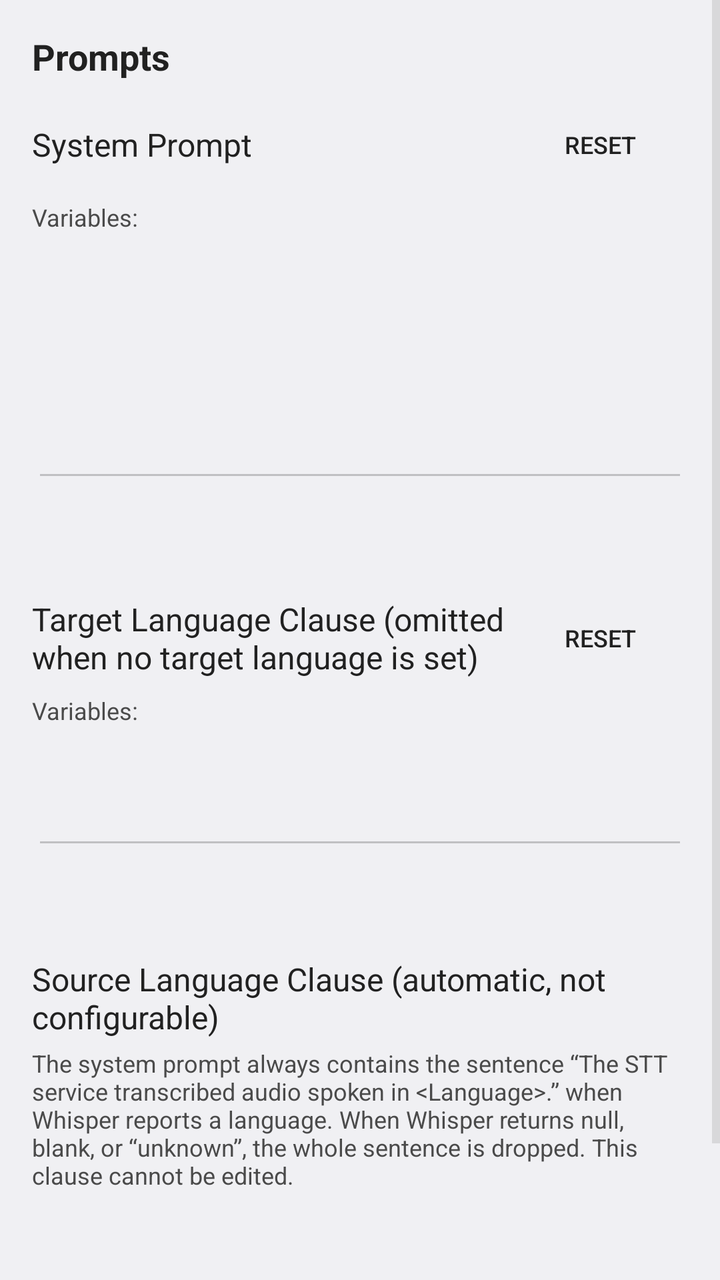
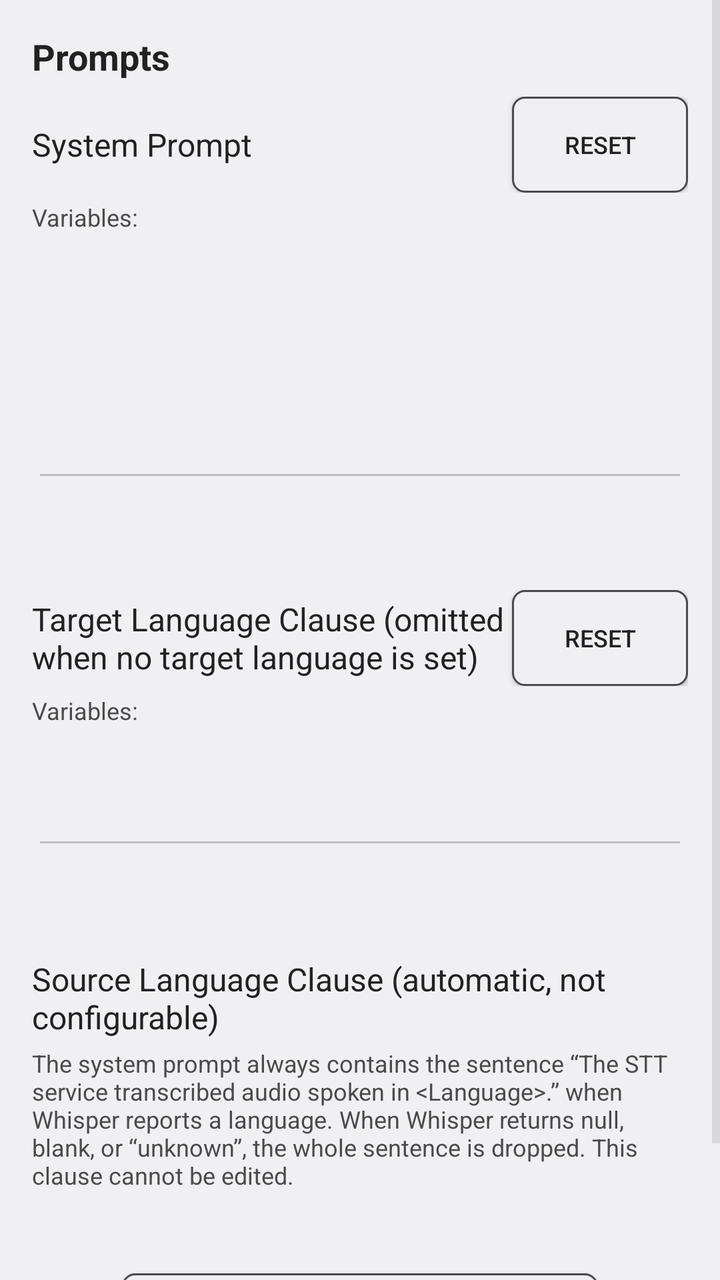

Compare the two renders of this Android layout. The source of the first and the diff that turns it into the second are given below.
<!-- AndroidManifest.xml: activity theme Theme.PolishedRecognition.Plain -->
<!-- res/layout/activity_prompts.xml -->
<?xml version="1.0" encoding="utf-8"?>
<ScrollView xmlns:android="http://schemas.android.com/apk/res/android"
    android:layout_width="match_parent"
    android:layout_height="match_parent"
    android:fillViewport="true">

    <LinearLayout
        android:layout_width="match_parent"
        android:layout_height="wrap_content"
        android:orientation="vertical"
        android:padding="16dp">

        <TextView
            android:layout_width="match_parent"
            android:layout_height="wrap_content"
            android:text="@string/prompts_section"
            android:textSize="18sp"
            android:textStyle="bold"
            android:textColor="?android:attr/textColorPrimary"
            android:layout_marginBottom="8dp" />

        
        <LinearLayout
            android:layout_width="match_parent"
            android:layout_height="wrap_content"
            android:orientation="horizontal"
            android:gravity="center_vertical"
            android:layout_marginBottom="4dp">
            <TextView
                android:id="@+id/system_prompt_label"
                android:layout_width="0dp"
                android:layout_height="wrap_content"
                android:layout_weight="1"
                android:labelFor="@+id/system_prompt"
                android:text="@string/system_prompt"
                android:textSize="16sp"
                android:textColor="?android:attr/textColorPrimary" />
            <Button
                android:id="@+id/reset_system_prompt"
                android:layout_width="wrap_content"
                android:layout_height="wrap_content"
                android:text="@string/reset_prompt"
                style="@android:style/Widget.DeviceDefault.Button.Borderless"
                android:textSize="12sp" />
        </LinearLayout>

        <TextView
            android:layout_width="match_parent"
            android:layout_height="wrap_content"
            android:text="@string/prompt_variables"
            android:textSize="12sp"
            android:textColor="?android:attr/textColorSecondary"
            android:layout_marginBottom="4dp" />

        <EditText
            android:id="@+id/system_prompt"
            android:layout_width="match_parent"
            android:layout_height="wrap_content"
            android:inputType="textMultiLine"
            android:importantForAutofill="no"
            android:minLines="5"
            android:gravity="top"
            android:layout_marginBottom="16dp" />

        <View style="@style/SettingsDivider" />

        
        <LinearLayout
            android:layout_width="match_parent"
            android:layout_height="wrap_content"
            android:orientation="horizontal"
            android:gravity="center_vertical"
            android:layout_marginBottom="4dp">
            <TextView
                android:id="@+id/target_language_clause_label"
                android:layout_width="0dp"
                android:layout_height="wrap_content"
                android:layout_weight="1"
                android:labelFor="@+id/target_language_clause"
                android:text="@string/target_language_clause"
                android:textSize="16sp"
                android:textColor="?android:attr/textColorPrimary" />
            <Button
                android:id="@+id/reset_target_language_clause"
                android:layout_width="wrap_content"
                android:layout_height="wrap_content"
                android:text="@string/reset_prompt"
                style="@android:style/Widget.DeviceDefault.Button.Borderless"
                android:textSize="12sp" />
        </LinearLayout>

        <TextView
            android:layout_width="match_parent"
            android:layout_height="wrap_content"
            android:text="@string/prompt_variables"
            android:textSize="12sp"
            android:textColor="?android:attr/textColorSecondary"
            android:layout_marginBottom="4dp" />

        <EditText
            android:id="@+id/target_language_clause"
            android:layout_width="match_parent"
            android:layout_height="wrap_content"
            android:inputType="textMultiLine"
            android:importantForAutofill="no"
            android:minLines="2"
            android:gravity="top"
            android:layout_marginBottom="16dp" />

        <View style="@style/SettingsDivider" />

        
        <TextView
            android:layout_width="match_parent"
            android:layout_height="wrap_content"
            android:text="@string/source_language_clause_title"
            android:textSize="16sp"
            android:textColor="?android:attr/textColorPrimary"
            android:layout_marginBottom="4dp" />

        <TextView
            android:layout_width="match_parent"
            android:layout_height="wrap_content"
            android:text="@string/source_language_clause_info"
            android:textSize="12sp"
            android:textColor="?android:attr/textColorSecondary"
            android:layout_marginBottom="8dp" />

        <View style="@style/SettingsDivider" />

        
        <Button
            android:id="@+id/restore_defaults"
            android:layout_width="wrap_content"
            android:layout_height="wrap_content"
            android:text="@string/restore_defaults"
            style="@android:style/Widget.DeviceDefault.Button.Borderless"
            android:layout_gravity="center_horizontal"
            android:layout_marginBottom="16dp" />

    </LinearLayout>
</ScrollView>
<!-- resources referenced by this layout -->
<resources>
  <string name="prompt_variables" translatable="false">Variables:</string>
  <string name="prompts_section">Prompts</string>
  <string name="reset_prompt">Reset</string>
  <string name="restore_defaults">Restore all prompts to default</string>
  <string name="source_language_clause_info">The system prompt always contains the sentence “The STT service transcribed audio spoken in &lt;Language&gt;.” when Whisper reports a language. When Whisper returns null, blank, or “unknown”, the whole sentence is dropped. This clause cannot be edited.</string>
  <string name="source_language_clause_title">Source Language Clause (automatic, not configurable)</string>
  <string name="system_prompt">System Prompt</string>
  <string name="target_language_clause">Target Language Clause (omitted when no target language is set)</string>
  <style name="SettingsDivider">
          <item name="android:layout_width">match_parent</item>
          <item name="android:layout_height">1dp</item>
          <item name="android:background">@color/text_secondary</item>
          <item name="android:layout_marginTop">16dp</item>
          <item name="android:layout_marginBottom">16dp</item>
      </style>
  <style name="Theme.PolishedRecognition.Plain" parent="@android:style/Theme.DeviceDefault.DayNight">
          <item name="android:windowNoTitle">true</item>
          <item name="android:windowActionBar">false</item>
          
          <item name="android:textColorPrimary">@color/text_primary</item>
          <item name="android:textColorSecondary">@color/text_secondary</item>
          <item name="android:textColorTertiary">@color/text_tertiary</item>
          
          <item name="android:colorControlNormal">@color/control_quiet</item>
      </style>
  <color name="control_quiet">#33000000</color>
</resources>

<!-- the commit's change to res/layout/activity_prompts.xml (unified diff, before → after) -->
@@ -40,7 +40,7 @@
                 android:layout_width="wrap_content"
                 android:layout_height="wrap_content"
                 android:text="@string/reset_prompt"
-                style="@android:style/Widget.DeviceDefault.Button.Borderless"
+                style="@style/AppButton"
                 android:textSize="12sp" />
         </LinearLayout>
 
@@ -85,7 +85,7 @@
                 android:layout_width="wrap_content"
                 android:layout_height="wrap_content"
                 android:text="@string/reset_prompt"
-                style="@android:style/Widget.DeviceDefault.Button.Borderless"
+                style="@style/AppButton"
                 android:textSize="12sp" />
         </LinearLayout>
 
@@ -134,7 +134,7 @@
             android:layout_width="wrap_content"
             android:layout_height="wrap_content"
             android:text="@string/restore_defaults"
-            style="@android:style/Widget.DeviceDefault.Button.Borderless"
+            style="@style/AppButton"
             android:layout_gravity="center_horizontal"
             android:layout_marginBottom="16dp" />
 
<!-- resource entries referenced after the edit -->
@@ -8,6 +8,9 @@
   <string name="source_language_clause_title">Source Language Clause (automatic, not configurable)</string>
   <string name="system_prompt">System Prompt</string>
   <string name="target_language_clause">Target Language Clause (omitted when no target language is set)</string>
+  <style name="AppButton">
+          <item name="android:background">@drawable/app_button_bg</item>
+      </style>
   <style name="SettingsDivider">
           <item name="android:layout_width">match_parent</item>
           <item name="android:layout_height">1dp</item>
@@ -25,6 +28,20 @@
           
           <item name="android:colorControlNormal">@color/control_quiet</item>
       </style>
+  <!-- drawable app_button_bg (drawable) -->
+  <?xml version="1.0" encoding="utf-8"?>
+  <ripple xmlns:android="http://schemas.android.com/apk/res/android"
+      android:color="?android:attr/colorControlHighlight">
+      <item>
+          <shape android:shape="rectangle">
+              <solid android:color="?android:attr/colorBackground" />
+              <stroke
+                  android:width="1dp"
+                  android:color="?android:attr/textColorSecondary" />
+              <corners android:radius="6dp" />
+          </shape>
+      </item>
+  </ripple>
   <color name="control_quiet">#33000000</color>
 </resources>
 
